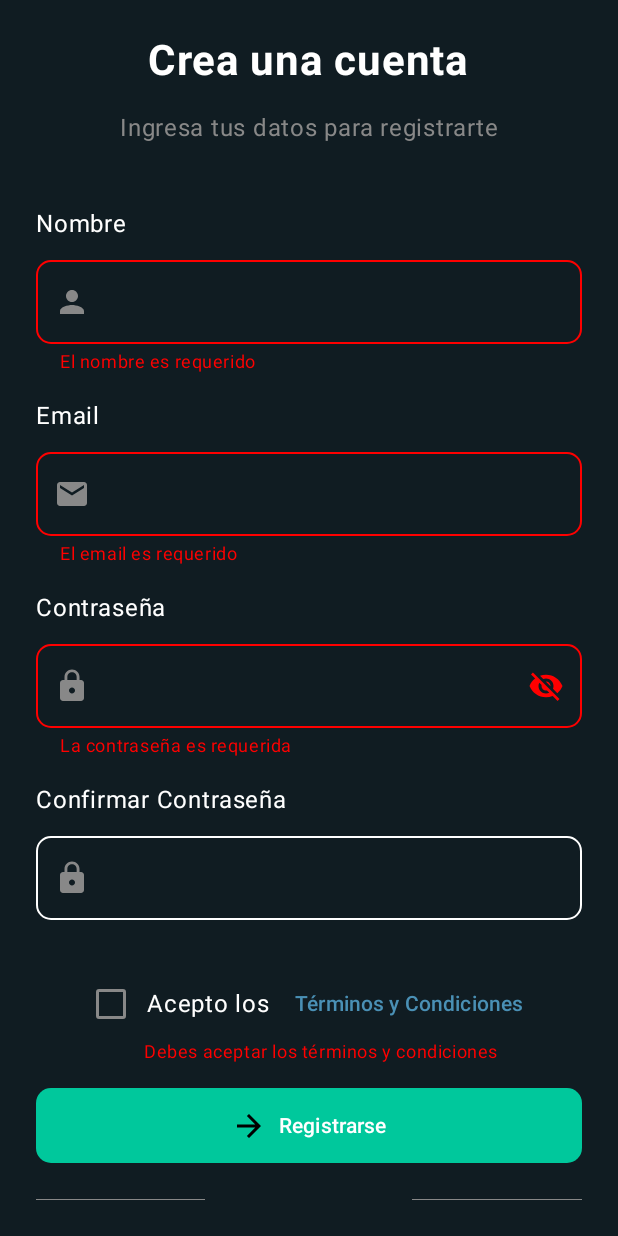
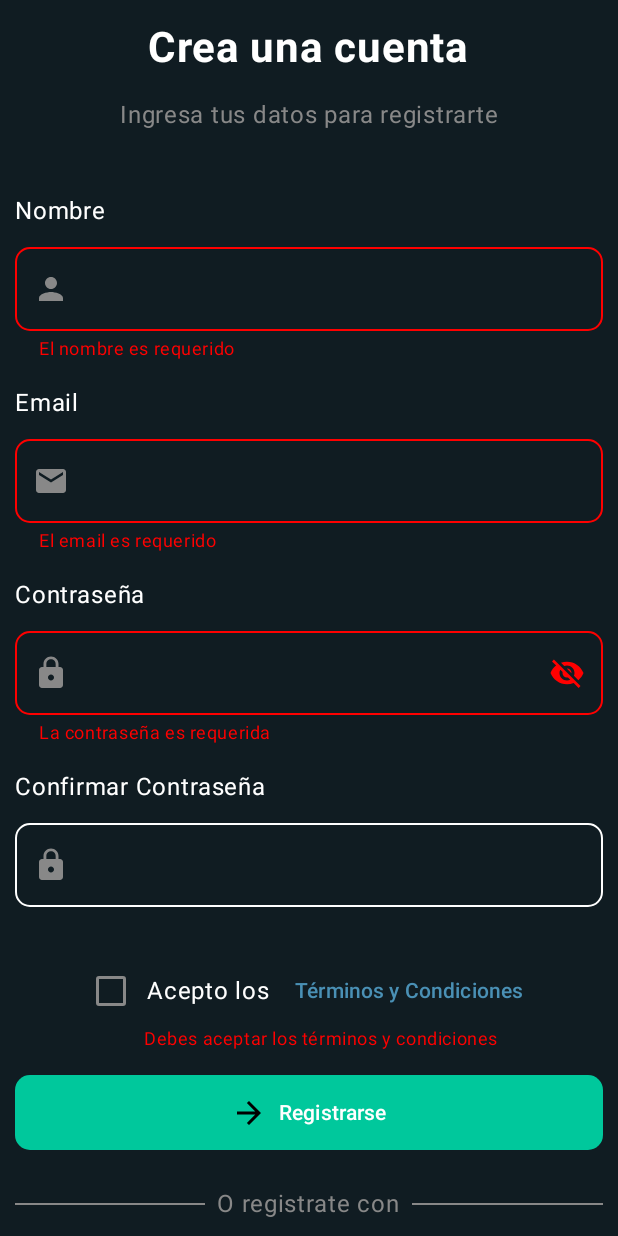
Before and after one commit to LuisNafate/Autosync-APP, an Android app built with Jetpack Compose: the RegistroScreen screen opened through its navigation route, after a tap on "Registrarse", on a phone screen of 412 x 824 dp. Run offline under Robolectric (Android 15) with nearby library versions, the phone set to English and light mode, and no system bars.

```diff
--- a/app/src/main/java/com/autosync/main/ui/screens/login/LoginScreen.kt
+++ b/app/src/main/java/com/autosync/main/ui/screens/login/LoginScreen.kt
@@ -190,7 +190,7 @@ fun LoginScreen(
                 ) {
                     Icon(imageVector = GoogleIcon, contentDescription = "Google Icon", tint = Color.Unspecified)
                     Spacer(modifier = Modifier.width(8.dp))
-                    Text("Google")
+                    Text("Google", color = Color.White)
                 }
                 Spacer(modifier = Modifier.width(16.dp))
                 OutlinedButton(
@@ -200,7 +200,7 @@ fun LoginScreen(
                 ) {
                     Icon(imageVector = FacebookIcon, contentDescription = "Facebook Icon", tint = Color.Unspecified)
                     Spacer(modifier = Modifier.width(8.dp))
-                    Text("Facebook")
+                    Text("Facebook", color = Color.White)
                 }
             }
 
--- a/app/src/main/java/com/autosync/main/ui/screens/registro/RegistroScreen.kt
+++ b/app/src/main/java/com/autosync/main/ui/screens/registro/RegistroScreen.kt
@@ -9,8 +9,11 @@ import androidx.compose.foundation.layout.fillMaxWidth
 import androidx.compose.foundation.layout.height
 import androidx.compose.foundation.layout.padding
 import androidx.compose.foundation.layout.size
+import androidx.compose.foundation.layout.statusBarsPadding
 import androidx.compose.foundation.layout.width
+import androidx.compose.foundation.rememberScrollState
 import androidx.compose.foundation.shape.RoundedCornerShape
+import androidx.compose.foundation.verticalScroll
 import androidx.compose.material.icons.Icons
 import androidx.compose.material.icons.filled.ArrowForward
 import androidx.compose.material.icons.filled.Email
@@ -70,10 +73,13 @@ fun RegistroScreen(
         Column(
             modifier = Modifier
                 .fillMaxSize()
-                .padding(24.dp),
+                .verticalScroll(rememberScrollState())
+                .statusBarsPadding()
+                .padding(10.dp),
             horizontalAlignment = Alignment.CenterHorizontally,
             verticalArrangement = Arrangement.Top
         ) {
+            Spacer(modifier = Modifier.height(5.dp))
             Text(
                 text = "Crea una cuenta",
                 fontSize = 28.sp,
@@ -236,7 +242,7 @@ fun RegistroScreen(
                 ) {
                     Icon(imageVector = GoogleIcon, contentDescription = "Google Icon", tint = Color.Unspecified)
                     Spacer(modifier = Modifier.width(8.dp))
-                    Text("Google")
+                    Text("Google", color = Color.White)
                 }
                 Spacer(modifier = Modifier.width(16.dp))
                 OutlinedButton(
@@ -246,7 +252,7 @@ fun RegistroScreen(
                 ) {
                     Icon(imageVector = FacebookIcon, contentDescription = "Facebook Icon", tint = Color.Unspecified)
                     Spacer(modifier = Modifier.width(8.dp))
-                    Text("Facebook")
+                    Text("Facebook", color = Color.White)
                 }
             }
 
```
